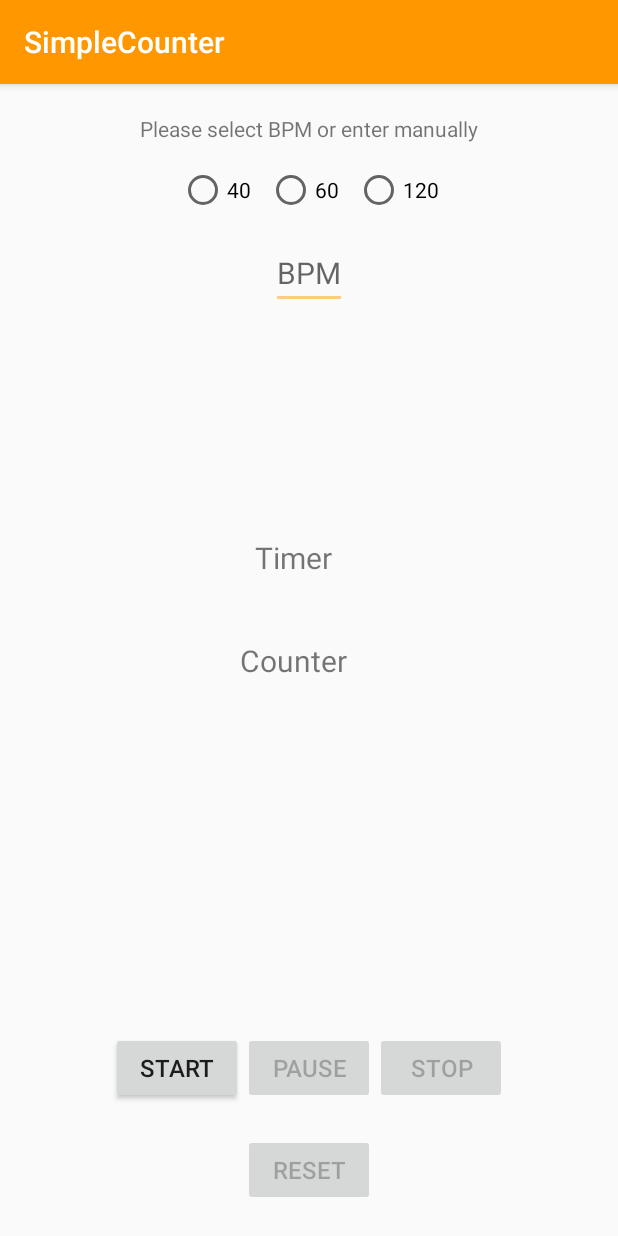
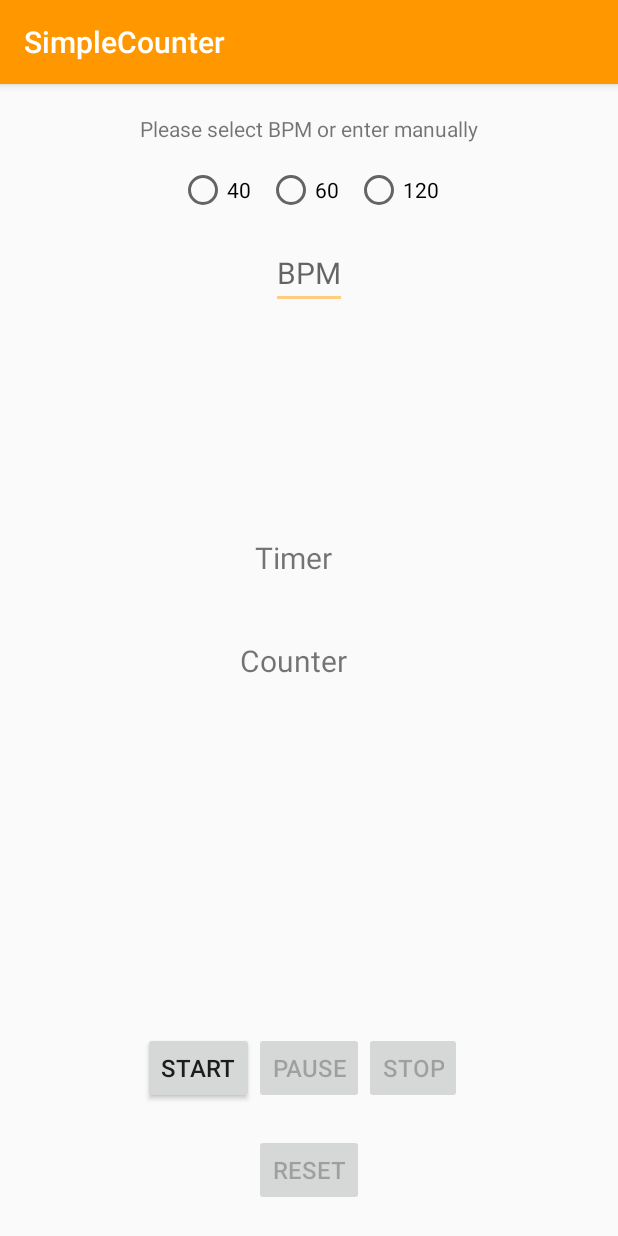
Before and after one commit to khash021/SimpleCounter, an Android app: the screen it shows after launch (MainActivity), on a phone screen of 412 x 824 dp. Run offline under Robolectric (Android 15) with nearby library versions, the phone set to English and light mode, and no system bars.

Commit message:
I did some changes to buttons and then reversed. Nothing should be much different other than the style of the buttons that are small

```diff
--- a/app/src/main/java/app/khash/simplecounter/MainActivity.java
+++ b/app/src/main/java/app/khash/simplecounter/MainActivity.java
@@ -55,7 +55,7 @@ public class MainActivity extends AppCompatActivity implements View.OnClickListe
     //views
     TextView textStopWatch, textCounter;
     EditText textBpm;
-    Button buttonStart, buttonStop, buttonReset, buttonPause;
+    Button buttonStart, buttonStop, buttonPause, buttonReset;
 
     RadioGroup radioBpmGroup;
 
--- a/app/src/main/res/layout/activity_main.xml
+++ b/app/src/main/res/layout/activity_main.xml
@@ -124,6 +124,7 @@
 
     <Button
         android:id="@+id/button_start"
+        style="@style/Widget.AppCompat.Button.Small"
         android:layout_width="wrap_content"
         android:layout_height="wrap_content"
         android:text="@string/start"
@@ -135,6 +136,7 @@
 
     <Button
         android:id="@+id/button_pause"
+        style="@style/Widget.AppCompat.Button.Small"
         android:layout_width="wrap_content"
         android:layout_height="wrap_content"
         android:layout_marginBottom="20dp"
@@ -147,6 +149,7 @@
 
     <Button
         android:id="@+id/button_stop"
+        style="@style/Widget.AppCompat.Button.Small"
         android:layout_width="wrap_content"
         android:layout_height="wrap_content"
         android:text="@string/stop"
@@ -155,8 +158,10 @@
         app:layout_constraintRight_toRightOf="parent"
         app:layout_constraintStart_toEndOf="@id/button_pause" />
 
+
     <Button
         android:id="@+id/button_reset"
+        style="@style/Widget.AppCompat.Button.Small"
         android:layout_width="wrap_content"
         android:layout_height="wrap_content"
         android:layout_marginBottom="20dp"
@@ -166,4 +171,6 @@
         app:layout_constraintLeft_toLeftOf="parent"
         app:layout_constraintRight_toRightOf="parent" />
 
+
+
 </android.support.constraint.ConstraintLayout>
--- a/app/src/main/res/values/colors.xml
+++ b/app/src/main/res/values/colors.xml
@@ -7,4 +7,6 @@
     <color name="colorPrimary">#ff9800</color>
     <color name="colorPrimaryDark">#c66900</color>
     <color name="colorAccent">#ffcc80</color>
+    <color name="colorSecondary">#ff6e40</color>
+    <color name="colorTertiary">#FFAB40</color>
 </resources>
```
